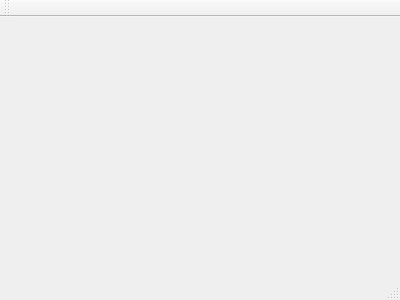
First picture: the form in urtupdater.ui, repository FrozenSand/UrTUpdater, before the edit.
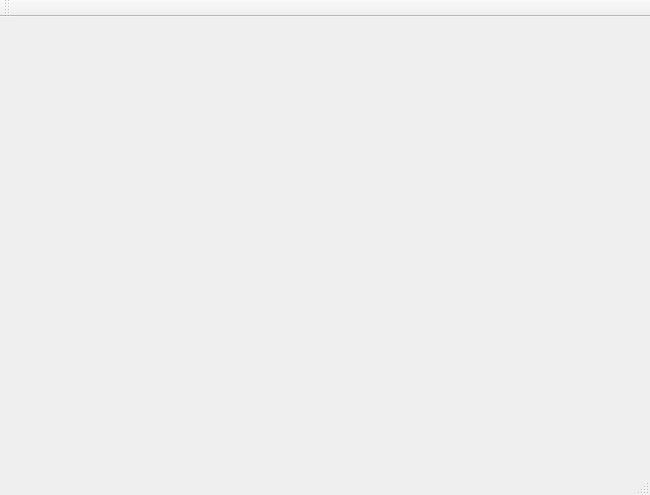
Second picture: the form after the edit.

Commit message: Changed the default window size and added a resources file

Patch:
```diff
--- a/urtupdater.ui
+++ b/urtupdater.ui
@@ -1,24 +1,51 @@
 <ui version="4.0">
  <class>UrTUpdater</class>
- <widget class="QMainWindow" name="UrTUpdater" >
-  <property name="geometry" >
+ <widget class="QMainWindow" name="UrTUpdater">
+  <property name="geometry">
    <rect>
     <x>0</x>
     <y>0</y>
-    <width>400</width>
-    <height>300</height>
+    <width>650</width>
+    <height>495</height>
    </rect>
   </property>
-  <property name="windowTitle" >
+  <property name="minimumSize">
+   <size>
+    <width>650</width>
+    <height>495</height>
+   </size>
+  </property>
+  <property name="maximumSize">
+   <size>
+    <width>650</width>
+    <height>495</height>
+   </size>
+  </property>
+  <property name="windowTitle">
    <string>UrTUpdater</string>
   </property>
-  <widget class="QMenuBar" name="menuBar" />
-  <widget class="QToolBar" name="mainToolBar" />
-  <widget class="QWidget" name="centralWidget" />
-  <widget class="QStatusBar" name="statusBar" />
+  <widget class="QWidget" name="centralWidget"/>
+  <widget class="QMenuBar" name="menuBar">
+   <property name="geometry">
+    <rect>
+     <x>0</x>
+     <y>0</y>
+     <width>650</width>
+     <height>22</height>
+    </rect>
+   </property>
+  </widget>
+  <widget class="QToolBar" name="mainToolBar">
+   <attribute name="toolBarArea">
+    <enum>TopToolBarArea</enum>
+   </attribute>
+   <attribute name="toolBarBreak">
+    <bool>false</bool>
+   </attribute>
+  </widget>
+  <widget class="QStatusBar" name="statusBar"/>
  </widget>
- <layoutDefault spacing="6" margin="11" />
- <pixmapfunction></pixmapfunction>
+ <layoutdefault spacing="6" margin="11"/>
  <resources/>
  <connections/>
 </ui>
```
Left out of the diff: 1 changed line with no effect on the pictures. The commit also changes 2 other files.
